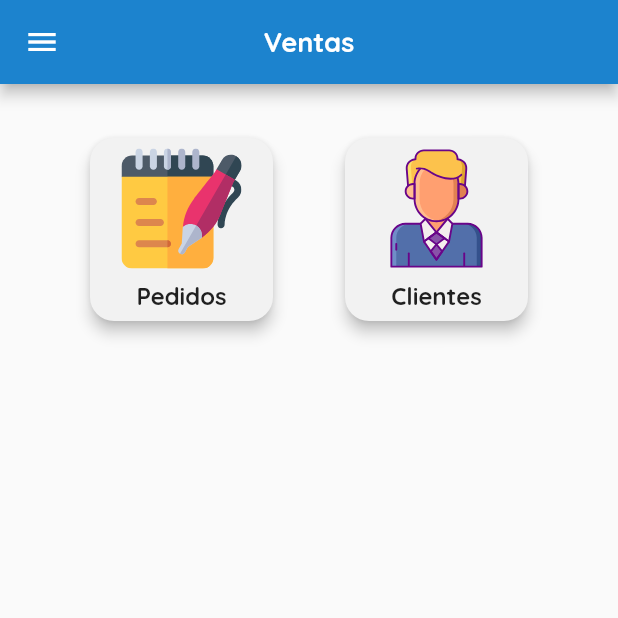
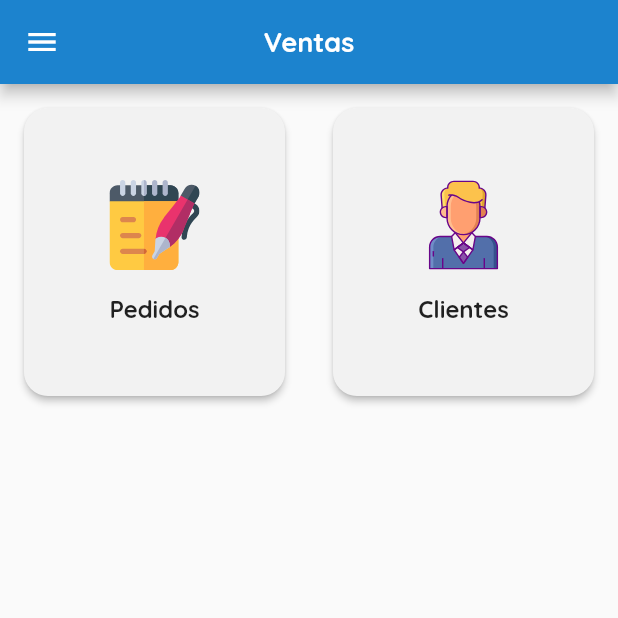
Before and after one commit to JaimFdez/dataflex-aplication, a Flutter app: the HomePage screen opened by its route, on a phone screen of 412 x 824 dp, the top half of it. Run offline on Flutter 3.47's test engine with Material 2 defaults, Android fonts, the phone set to English and light mode, and no system bars; our stand-ins replace flutter_svg; network calls fail.

Commit message:
mejorando pantalla login y home

```diff
--- a/lib/main.dart
+++ b/lib/main.dart
@@ -28,7 +28,7 @@ class MyApp extends StatelessWidget {
         accentColor: Color(0xff1C83CE),
         fontFamily: "Quicksand",
       ),
-      initialRoute: 'createClient',
+      initialRoute: 'login',
       routes: getApplicationRoutes(),
     );
   }
--- a/lib/src/pages/create_order_page.dart
+++ b/lib/src/pages/create_order_page.dart
@@ -43,7 +43,8 @@ class _CreateOrderPageState extends State<CreateOrderPage> with SingleTickerProv
       actions: [
         IconButton(
             icon: Icon(Icons.check, size: 24),
-            onPressed: () {}
+            onPressed: () {},
+            splashRadius: 25.0,
         ),
       ],
       title: Text(
@@ -72,7 +73,7 @@ class _CreateOrderPageState extends State<CreateOrderPage> with SingleTickerProv
     return TabBar(
       tabs: <Tab>[
         Tab(child: Icon(Icons.person),),
-        Tab(child: Text('Pedidos'),),
+        Tab(child: Text('Pedidos', style: TextStyle(fontSize: 16.0, fontWeight: FontWeight.bold),),),
       ],
       controller: _controller,
     );
--- a/lib/src/pages/home_page.dart
+++ b/lib/src/pages/home_page.dart
@@ -2,6 +2,7 @@ import 'package:flutter/material.dart';
 import 'package:flutter_svg/flutter_svg.dart';
 
 class HomePage extends StatelessWidget {
+  final _colorBotonesRedondeados = Color(0XFFF2F2F2);
   @override
   Widget build(BuildContext context) {
     return Scaffold(
@@ -34,44 +35,41 @@ class HomePage extends StatelessWidget {
           ],
         ),
       ),
-      body: Stack(
-        children: [
-              Padding(
-                padding: const EdgeInsets.symmetric(vertical: 32.0, horizontal: 56.0),
-                child: GridView.count(
-                mainAxisSpacing: 32,
-                crossAxisSpacing: 40,
-                primary: false,
-                crossAxisCount: 2,
-                children: [
-                  _customCard('Pedidos', 'assets/icons/notas1.1.svg', context, 'onvoice'),
-                  _customCard('Clientes', 'assets/icons/clientela.svg', context, 'clients'),
-                ],
-            ),
-          ),
-        ],
-      )
+      body: _botonesRedondeados(context),
     );
   }
 
-  Widget _customCard(String textModulo, String iconModulo, BuildContext context, String route) {
-    final cardTextStyle = TextStyle(fontSize: 16.0, fontWeight: FontWeight.bold);
-    return Card(
-      color: Color(0xffF2F2F2),
-      elevation: 4.0,
-      shape: RoundedRectangleBorder(
-        borderRadius: BorderRadius.circular(16.0)
-      ),
-      child: InkWell(
-        onTap: () => Navigator.pushNamed(context, route),
+  Widget _botonesRedondeados(BuildContext context) {
+    return Table(
+      children: [
+        TableRow(
+          children: [
+            _crearBotonRedondeado(context, 'Pedidos', 'assets/icons/notas.svg', 'onvoice'),
+            _crearBotonRedondeado(context, 'Clientes', 'assets/icons/clientela.svg', 'clients'),
+          ]
+        ),
+      ],
+    );
+  }
+
+  Widget _crearBotonRedondeado(BuildContext context, String texto,String icono, String route) {
+    final _estiloTextoBoton = TextStyle(fontSize: 16.0, fontWeight: FontWeight.bold);
+    return Container(
+      margin: EdgeInsets.all(16.0),
+      child: RawMaterialButton(
+        fillColor: _colorBotonesRedondeados,
+        shape: RoundedRectangleBorder(borderRadius: BorderRadius.circular(16.0)),
+        child: Padding(
+          padding: const EdgeInsets.symmetric(vertical: 48.0, horizontal: 16.0),
           child: Column(
-          mainAxisAlignment: MainAxisAlignment.center,
-          children: [
-            SvgPicture.asset(iconModulo, height: 80, ),
-            SizedBox(height: 8.0,),
-            Text(textModulo, style: cardTextStyle,),
-          ],
+            children: [
+              SvgPicture.asset(icono, height: 60),
+              SizedBox(height: 16.0),
+              Text(texto, style: _estiloTextoBoton)
+            ],
+          ),
         ),
+        onPressed: () => Navigator.pushNamed(context, route),
       ),
     );
   }
--- a/lib/src/pages/list_articles_page.dart
+++ b/lib/src/pages/list_articles_page.dart
@@ -7,7 +7,7 @@ class ListArticlesPage extends StatelessWidget {
       appBar: AppBar(
         title: Text('Lista de articulos',
             style: TextStyle(fontSize: 16.0, fontWeight: FontWeight.bold)),
-        actions: [IconButton(icon: const Icon(Icons.search), onPressed: () {})],
+        actions: [IconButton(icon: const Icon(Icons.search), onPressed: () {}, splashRadius: 25.0)],
       ),
       body: ListView.builder(
         itemCount: 20,
--- a/lib/src/providers/empresas_provider.dart
+++ b/lib/src/providers/empresas_provider.dart
@@ -12,7 +12,7 @@ class EmpresasProvider {
         "Bearer 0033187b970906588a3e1589262dbbf1b9c70e89ea57c3f25278db0d4be834d1"
   };
 
-  Future<Map<String, dynamic>> getRespuesta(String nruc) async {
+  Future getRespuesta(String nruc) async {
     final response = await http.get("https://apiperu.dev/api/ruc/$nruc",
         headers: requestHeaders);
 
@@ -20,7 +20,6 @@ class EmpresasProvider {
       String body = utf8.decode(response.bodyBytes);
       final jsonData = json.decode(body);
       print('getRespuesta Ok');
-      // print(jsonData['data']);
       resultado = jsonData['data'];
       return resultado;
     } else {
```
Also changed, not shown: lib/src/pages/clients_page.dart (+6 -15 lines), lib/src/pages/create_clients_page.dart (+34 -31 lines), lib/src/pages/login_page.dart (+73 -120 lines), lib/src/pages/onvoice_list_page.dart (+3 -6 lines), assets/icons/notas.svg (renamed from assets/icons/notas1.1.svg), assets/icons/notas1.svg (deleted).
